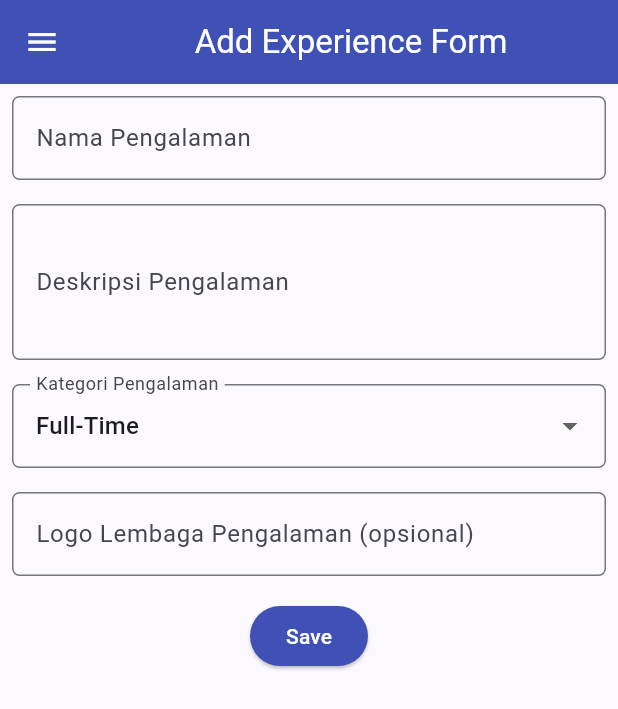
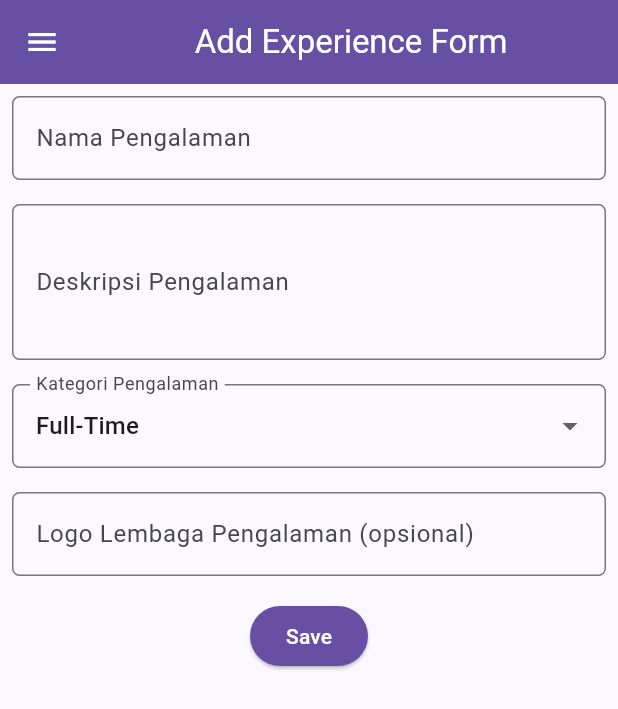
Before and after one commit to reginadibryakerinne/myportofolio_mobile, a Flutter app: the ExperienceFormPage screen opened directly, on a phone screen of 412 x 824 dp. Shown: the top 709 px of the screen. Run offline on Flutter 3.47's test engine with Material 3 defaults, Android fonts, the phone set to English and light mode, and no system bars; our stand-ins replace material_ui.

Commit message:
style: integrate experience form colors with app theme

```diff
--- a/lib/screens/experience_form.dart
+++ b/lib/screens/experience_form.dart
@@ -32,8 +32,6 @@ class _ExperienceFormPageState extends State<ExperienceFormPage> {
         title: const Center(
           child: Text('Add Experience Form'),
         ),
-        backgroundColor: Colors.indigo,
-        foregroundColor: Colors.white,
       ),
       drawer: const LeftDrawer(),
       body: Form(
@@ -156,9 +154,6 @@ class _ExperienceFormPageState extends State<ExperienceFormPage> {
                 child: Padding(
                   padding: const EdgeInsets.all(8.0),
                   child: ElevatedButton(
-                    style: ButtonStyle(
-                      backgroundColor: WidgetStateProperty.all(Colors.indigo),
-                    ),
                     onPressed: () {
                       if (_formKey.currentState!.validate()) {
                         showDialog(
@@ -198,10 +193,7 @@ class _ExperienceFormPageState extends State<ExperienceFormPage> {
                         );
                       }
                     },
-                    child: const Text(
-                      "Save",
-                      style: TextStyle(color: Colors.white),
-                    ),
+                    child: const Text("Save"),
                   ),
                 ),
               ),
```
Also changed, not shown: lib/main.dart (+11 -16 lines).
